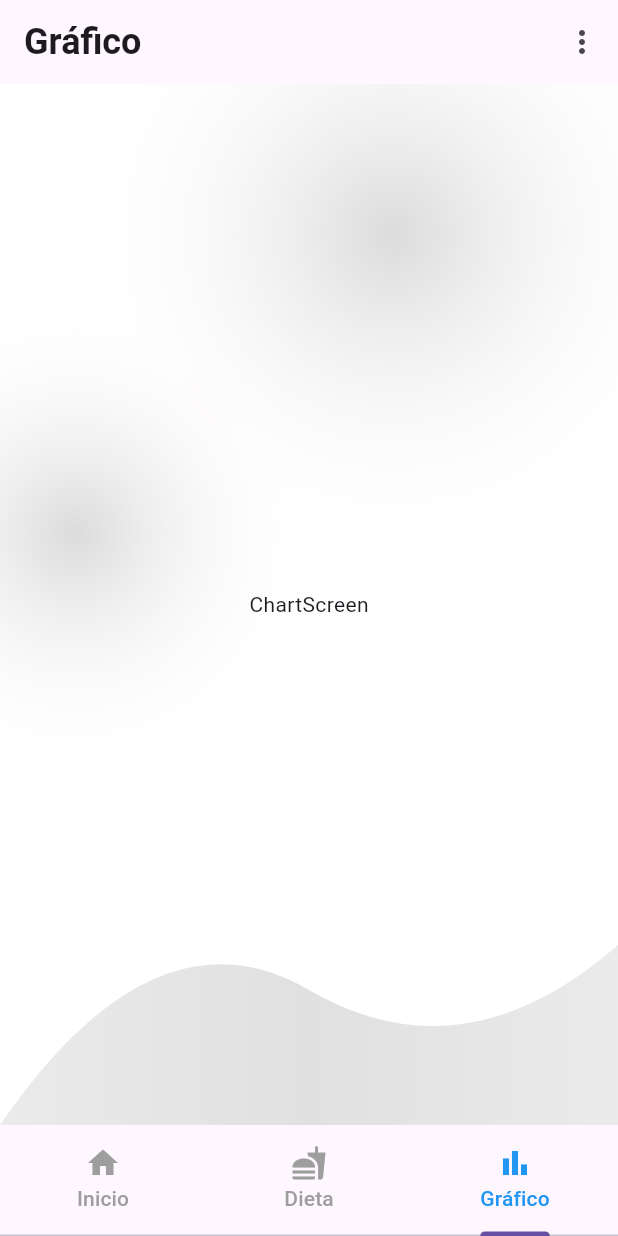
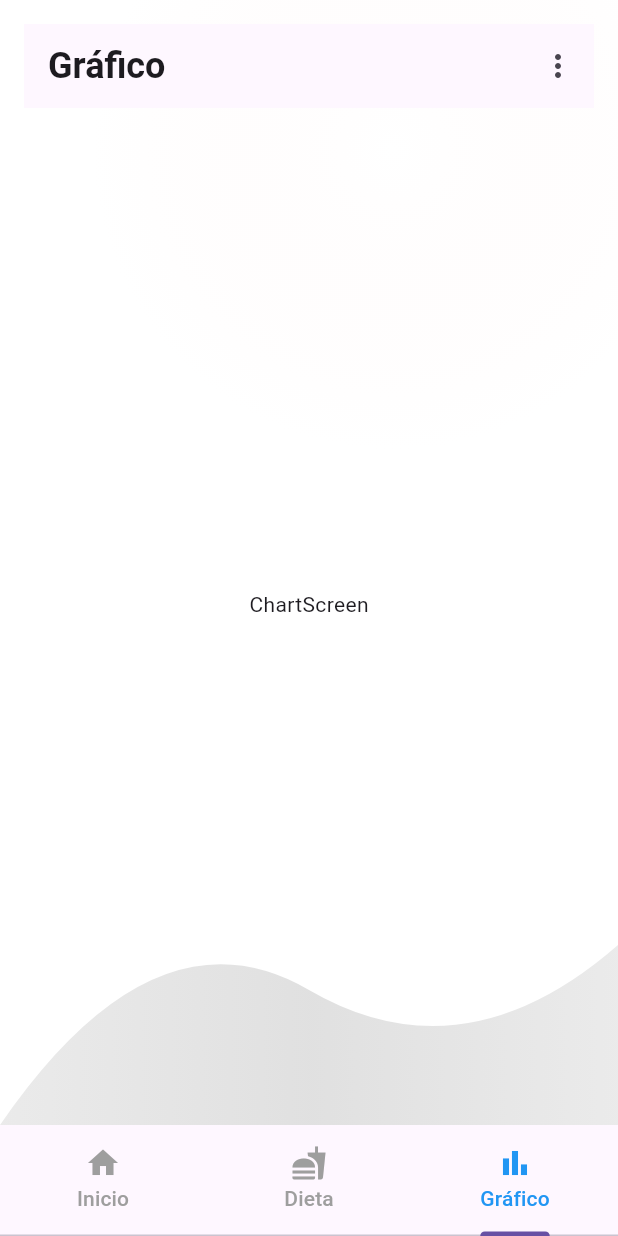
Before and after one commit to Ipeross/Examen_Moviles_Feast_Fit_IPO, a Flutter app: the MainScreen screen opened directly, item 3 of the bottom bar chosen, on a phone screen of 412 x 824 dp. Run offline on Flutter 3.47's test engine with Material 3 defaults, Android fonts, the phone set to English and light mode, and no system bars.

Commit message:
Some changes to make static background in MainScreen, for better presentation

```diff
--- a/lib/screens/chart_screen.dart
+++ b/lib/screens/chart_screen.dart
@@ -7,13 +7,16 @@ class ChartScreen extends StatelessWidget {
 
   @override
   Widget build(BuildContext context) {
-    return const Scaffold(
-      appBar: CustomAppBar2(title: 'Gráfico'),
-      body: BackgroundContainer(
-        child: Center(
-           child: Text('ChartScreen'),
+    return const Column(
+      children: [
+        CustomAppBar2(title: 'Gráfico'),
+        Expanded(
+          child: Center(
+             child: Text('ChartScreen'),
+          ),
         ),
-      ),
+      ]
+
     );
   }
 }
--- a/lib/screens/main_screen.dart
+++ b/lib/screens/main_screen.dart
@@ -1,4 +1,5 @@
 import 'package:feast_fit/screens/screens.dart';
+import 'package:feast_fit/widgets/widgets.dart';
 import 'package:flutter/material.dart';
 
 class MainScreen extends StatelessWidget {
@@ -9,12 +10,14 @@ class MainScreen extends StatelessWidget {
     return const DefaultTabController(
       length: 3, // Número de pestañas
       child: Scaffold(
-        body: TabBarView(
-          children: [
-            HomeScreen(),
-            FoodScreen(),
-            ChartScreen(),
-          ],
+        body: BackgroundContainer(
+          child: TabBarView(
+            children: [
+              HomeScreen(),
+              FoodScreen(),
+              ChartScreen(),
+            ],
+          ),
         ),
         bottomNavigationBar: TabBar(
           tabs: [
--- a/lib/widgets/background_container_widget.dart
+++ b/lib/widgets/background_container_widget.dart
@@ -58,7 +58,7 @@ class BackgroundContainer extends StatelessWidget {
                             const Color(0xFF1A1A1A).withOpacity(0),
                           ]
                         : [
-                            const Color(0xFFCCCCCC).withOpacity(0.7),
+                            const Color.fromARGB(255, 255, 255, 255).withOpacity(0.7),
                             const Color(0xFFFFF5F5).withOpacity(0.0),
                           ],
                   ),
@@ -81,8 +81,8 @@ class BackgroundContainer extends StatelessWidget {
                           const Color(0xFF1A1A1A).withOpacity(0),
                         ]
                       : [
-                          const Color(0xFFCCCCCC).withOpacity(0.7),
-                          const Color(0xFFFFF5F5).withOpacity(0.0),
+                          const Color.fromARGB(255, 255, 255, 255).withOpacity(0.7),
+                          const Color.fromARGB(255, 255, 255, 255).withOpacity(0.0),
                         ],
                 ),
               ),
```
Also changed, not shown: lib/screens/food_screen.dart (+5 -6 lines), lib/screens/home_screen.dart (+6 -4 lines).
